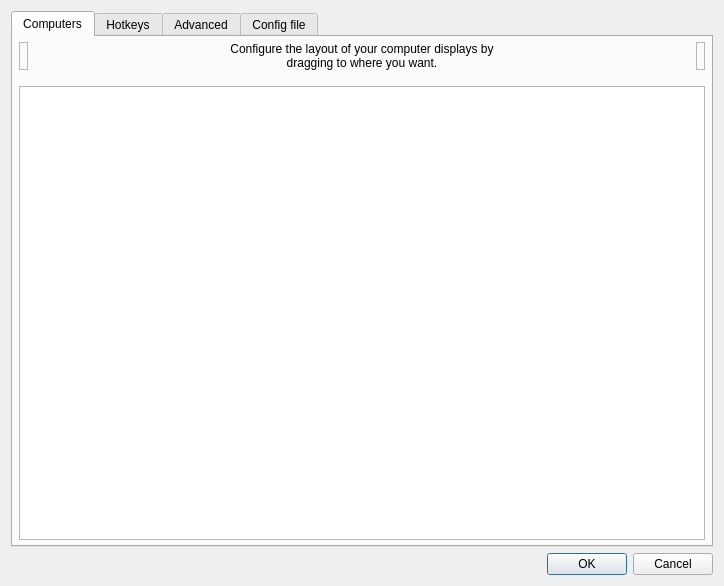
Before: the Qt Designer form src/lib/gui/dialogs/ServerConfigDialog.ui in deskflow/deskflow, drawn with Qt 5.
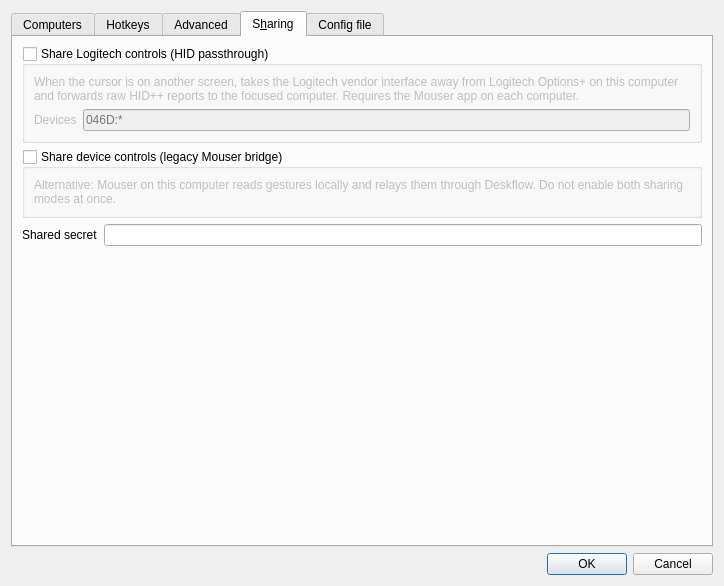
After: the same form once the commit is applied. The open tabs and pages were chosen to show the change. Icons and pictures are not drawn. Custom widgets are drawn as their Qt base class.

Commit message:
fix(gui): macOS tray icons, sharing in server config, and install --show
Move HID/Mouser sharing controls to Server Configuration, fix bundled icon
theme paths and macOS menu bar template rendering, prevent Settings dialog
recursion crash, and relaunch with --show after reinstall on macOS/Windows.

Diff of the .ui file:
```diff
--- a/src/lib/gui/dialogs/ServerConfigDialog.ui
+++ b/src/lib/gui/dialogs/ServerConfigDialog.ui
@@ -765,6 +765,115 @@
        </item>
       </layout>
      </widget>
+     <widget class="QWidget" name="tabSharing">
+      <attribute name="title">
+       <string>S&amp;haring</string>
+      </attribute>
+      <layout class="QVBoxLayout" name="verticalLayoutSharing">
+       <item>
+        <widget class="QGroupBox" name="groupHidPassthrough">
+         <property name="title">
+          <string>Share Logitech controls (HID passthrough)</string>
+         </property>
+         <property name="checkable">
+          <bool>true</bool>
+         </property>
+         <property name="checked">
+          <bool>false</bool>
+         </property>
+         <layout class="QVBoxLayout" name="verticalLayoutHidPassthrough">
+          <item>
+           <widget class="QLabel" name="lblHidPassthroughHelp">
+            <property name="text">
+             <string>When the cursor is on another screen, takes the Logitech vendor interface away from Logitech Options+ on this computer and forwards raw HID++ reports to the focused computer. Requires the Mouser app on each computer.</string>
+            </property>
+            <property name="wordWrap">
+             <bool>true</bool>
+            </property>
+           </widget>
+          </item>
+          <item>
+           <layout class="QHBoxLayout" name="horizontalLayoutHidDevices">
+            <item>
+             <widget class="QLabel" name="lblHidPassthroughDevices">
+              <property name="text">
+               <string>Devices</string>
+              </property>
+             </widget>
+            </item>
+            <item>
+             <widget class="QLineEdit" name="lineHidPassthroughDevices">
+              <property name="toolTip">
+               <string>&lt;html&gt;Vendor:product selectors for the mice to pass through, comma-separated.&lt;br&gt;&lt;b&gt;046D:*&lt;/b&gt; matches all Logitech devices; &lt;b&gt;046D:B042&lt;/b&gt; pins one model.&lt;/html&gt;</string>
+              </property>
+              <property name="placeholderText">
+               <string>046D:*</string>
+              </property>
+             </widget>
+            </item>
+           </layout>
+          </item>
+         </layout>
+        </widget>
+       </item>
+       <item>
+        <widget class="QGroupBox" name="groupGestureSharing">
+         <property name="title">
+          <string>Share device controls (legacy Mouser bridge)</string>
+         </property>
+         <property name="checkable">
+          <bool>true</bool>
+         </property>
+         <property name="checked">
+          <bool>false</bool>
+         </property>
+         <layout class="QVBoxLayout" name="verticalLayoutGesture">
+          <item>
+           <widget class="QLabel" name="lblGestureHelp">
+            <property name="text">
+             <string>Alternative: Mouser on this computer reads gestures locally and relays them through Deskflow. Do not enable both sharing modes at once.</string>
+            </property>
+            <property name="wordWrap">
+             <bool>true</bool>
+            </property>
+           </widget>
+          </item>
+         </layout>
+        </widget>
+       </item>
+       <item>
+        <layout class="QHBoxLayout" name="horizontalLayoutSecret">
+         <item>
+          <widget class="QLabel" name="lblGestureSecret">
+           <property name="text">
+            <string>Shared secret</string>
+           </property>
+          </widget>
+         </item>
+         <item>
+          <widget class="QLineEdit" name="lineGestureSecret">
+           <property name="toolTip">
+            <string>&lt;html&gt;A password shared between Deskflow and the Mouser app on this computer. Use the &lt;b&gt;same&lt;/b&gt; value on every computer and in each machine's Mouser settings.&lt;/html&gt;</string>
+           </property>
+          </widget>
+         </item>
+        </layout>
+       </item>
+       <item>
+        <spacer name="verticalSpacerSharing">
+         <property name="orientation">
+          <enum>Qt::Orientation::Vertical</enum>
+         </property>
+         <property name="sizeHint" stdset="0">
+          <size>
+           <width>20</width>
+           <height>40</height>
+          </size>
+         </property>
+        </spacer>
+       </item>
+      </layout>
+     </widget>
      <widget class="QWidget" name="tabConfigFile">
       <property name="sizePolicy">
        <sizepolicy hsizetype="Preferred" vsizetype="Preferred">
```
The commit also changes 12 other files.
